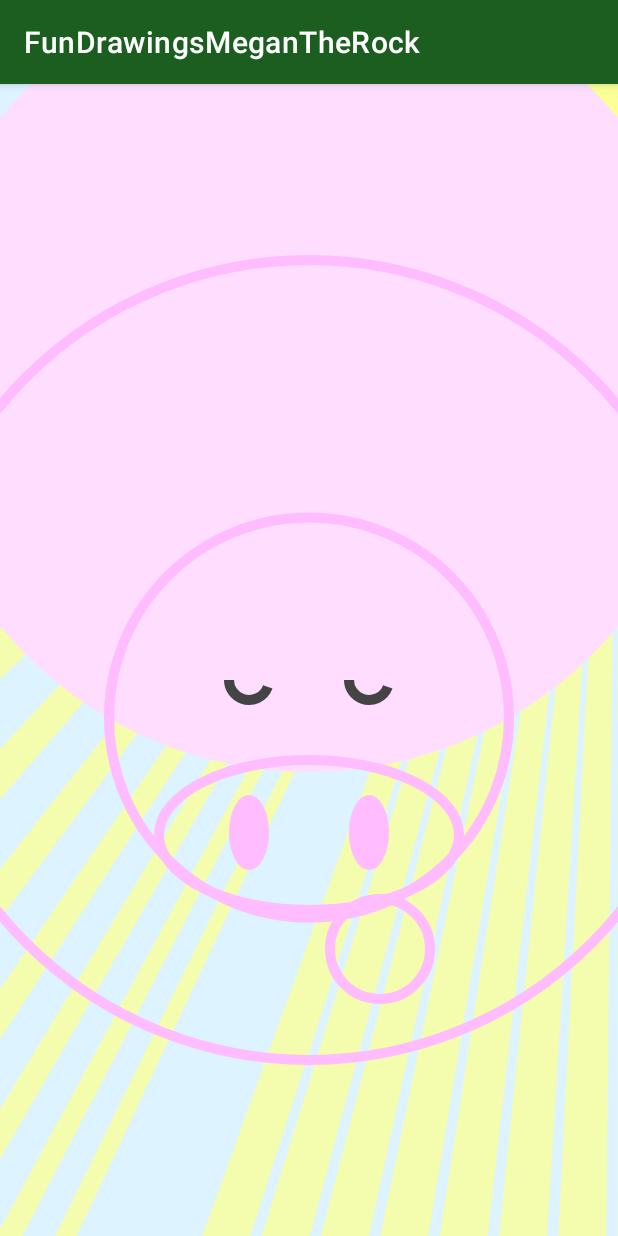
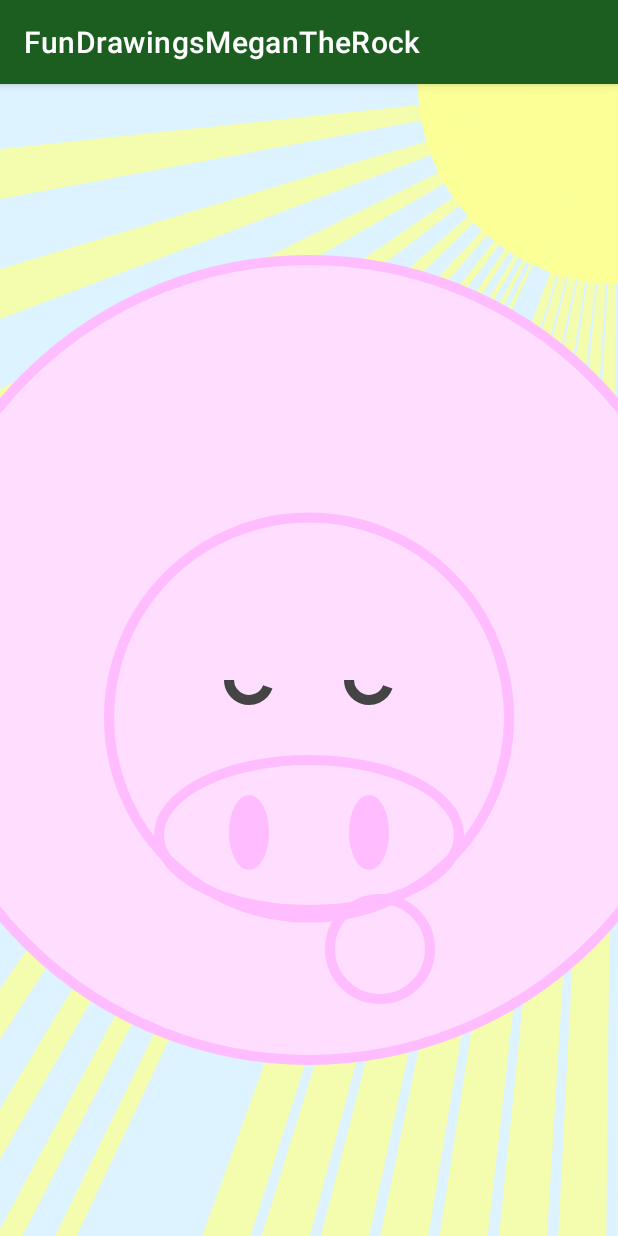
Before and after one commit to yumegan/FunDrawingsMeganTheRock, an Android app: the screen it shows after launch (MainActivity), on a phone screen of 412 x 824 dp. Run offline under Robolectric (Android 15) with nearby library versions, the phone set to English and light mode, and no system bars.

Commit message:
moved pig bod down, still need to test animations

```diff
--- a/app/src/main/java/com/example/fundrawingsmegantherock/DrawView.java
+++ b/app/src/main/java/com/example/fundrawingsmegantherock/DrawView.java
@@ -50,7 +50,7 @@ public class DrawView extends View {
 
         // PIG BOD
         p.setColor(getResources().getColor(R.color.pink_light));
-        canvas.drawCircle(width/2, y/2, 400, p);
+        canvas.drawCircle(width/2, height/2, 400, p);
         y+=dY;
         y%=50;
 
```
